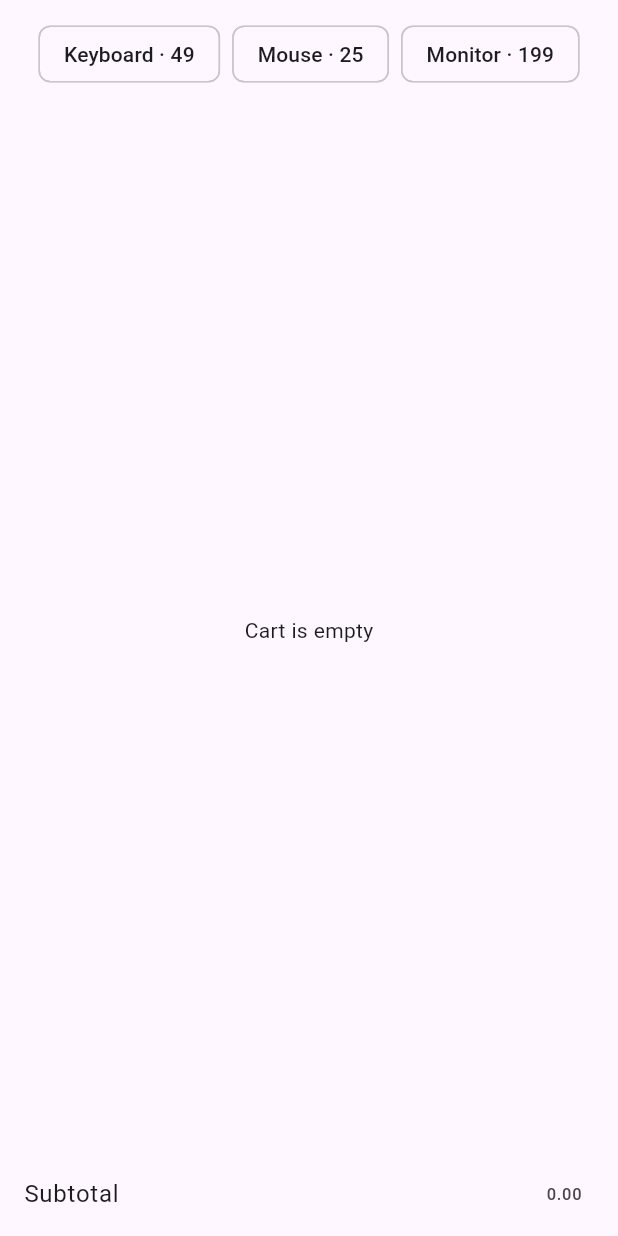
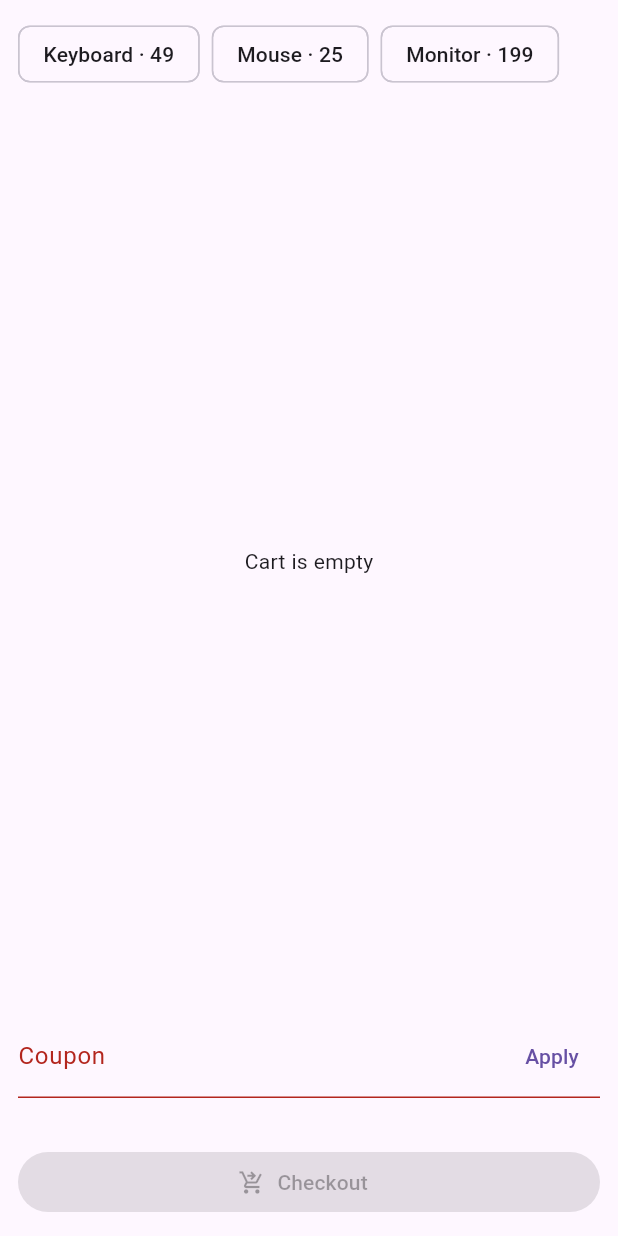
Before and after one commit to mardonbekhazratov/mobile_programming_newuu, a Flutter app: the CartBody widget shown alone on an empty page, opened directly with empty values, on a phone screen of 412 x 824 dp. Run offline on Flutter 3.47's test engine with Material 3 defaults, Android fonts, the phone set to English and light mode, and no system bars; our stand-ins replace flutter_riverpod, go_router.

Commit message:
lab9: part 2 setState cart
Co-Authored-By: Claude Opus 5.5 <noreply@anthropic.com>

```diff
--- a/lab9/cart_four_ways/lib/widgets/cart_body.dart
+++ b/lab9/cart_four_ways/lib/widgets/cart_body.dart
@@ -2,13 +2,28 @@ import 'package:flutter/material.dart';
 import '../models/cart.dart';
 
 class CartBody extends StatelessWidget {
-  const CartBody({super.key, required this.lines, required this.onAdd, required this.onRemove});
+  const CartBody({
+    super.key,
+    required this.lines,
+    required this.onAdd,
+    required this.onQtyChanged,
+    required this.couponError,
+    required this.onApplyCoupon,
+    required this.summary,
+    required this.submitting,
+    required this.onCheckout,
+  });
   final List<CartLine> lines;
   final void Function(Product) onAdd;
-  final void Function(String productId) onRemove;
+  final void Function(String productId, int delta) onQtyChanged;
+  final String? couponError;
+  final void Function(String code) onApplyCoupon;
+  final Widget summary;
+  final bool submitting;
+  final VoidCallback onCheckout;
 
   @override
-  Widget build(BuildContext context) => Column(children: [
+  Widget build(BuildContext context) => Column(crossAxisAlignment: CrossAxisAlignment.stretch, children: [
         Padding(
           padding: const EdgeInsets.all(12),
           child: Wrap(spacing: 8, children: [
@@ -25,13 +40,99 @@ class CartBody extends StatelessWidget {
                       key: ValueKey(l.product.id),
                       title: Text(l.product.name),
                       subtitle: Text('× ${l.qty}'),
-                      trailing: IconButton(
-                        icon: const Icon(Icons.delete_outline),
-                        onPressed: () => onRemove(l.product.id),
-                      ),
+                      trailing: Row(mainAxisSize: MainAxisSize.min, children: [
+                        IconButton(icon: const Icon(Icons.remove), onPressed: () => onQtyChanged(l.product.id, -1)),
+                        IconButton(icon: const Icon(Icons.add), onPressed: () => onQtyChanged(l.product.id, 1)),
+                      ]),
                     ),
                 ]),
         ),
-        ListTile(title: const Text('Subtotal'), trailing: Text(lines.subtotal.toStringAsFixed(2))),
+        CouponField(error: couponError, onApply: onApplyCoupon),
+        summary,
+        Padding(
+          padding: const EdgeInsets.all(12),
+          child: FilledButton.icon(
+            onPressed: lines.isEmpty ? null : onCheckout,
+            icon: submitting
+                ? SizedBox.square(
+                    dimension: 16,
+                    child: CircularProgressIndicator(strokeWidth: 2, color: Theme.of(context).colorScheme.onPrimary),
+                  )
+                : const Icon(Icons.shopping_cart_checkout),
+            label: const Text('Checkout'),
+          ),
+        ),
       ]);
 }
+
+class CouponField extends StatefulWidget {
+  const CouponField({super.key, required this.error, required this.onApply});
+  final String? error;
+  final void Function(String code) onApply;
+
+  @override
+  State<CouponField> createState() => _CouponFieldState();
+}
+
+class _CouponFieldState extends State<CouponField> {
+  final _controller = TextEditingController();
+
+  @override
+  void dispose() {
+    _controller.dispose();
+    super.dispose();
+  }
+
+  @override
+  Widget build(BuildContext context) => Padding(
+        padding: const EdgeInsets.symmetric(horizontal: 12),
+        child: TextField(
+          controller: _controller,
+          decoration: InputDecoration(
+            labelText: 'Coupon',
+            errorText: widget.error,
+            suffixIcon: TextButton(onPressed: () => widget.onApply(_controller.text), child: const Text('Apply')),
+          ),
+        ),
+      );
+}
+
+class SummaryCard extends StatelessWidget {
+  const SummaryCard(this.summary, {super.key});
+  final CartSummary summary;
+
+  @override
+  Widget build(BuildContext context) {
+    debugPrint('SummaryCard build: total ${summary.total.toStringAsFixed(2)}');
+    Widget row(String label, String value) =>
+        Row(mainAxisAlignment: MainAxisAlignment.spaceBetween, children: [Text(label), Text(value)]);
+    return Card(
+      margin: const EdgeInsets.fromLTRB(12, 12, 12, 0),
+      child: Padding(
+        padding: const EdgeInsets.all(12),
+        child: Column(children: [
+          row('Items', '${summary.items}'),
+          row('Subtotal', summary.subtotal.toStringAsFixed(2)),
+          row('Discount', summary.discount.toStringAsFixed(2)),
+          row('Total', summary.total.toStringAsFixed(2)),
+        ]),
+      ),
+    );
+  }
+}
+
+/// Shows the SnackBar (success) or MaterialBanner (failure) for a checkout result.
+void showCheckoutFeedback(BuildContext context, CartState s) {
+  final messenger = ScaffoldMessenger.of(context)..hideCurrentMaterialBanner();
+  switch (s.status) {
+    case CheckoutStatus.success:
+      messenger.showSnackBar(SnackBar(content: Text('Order ${s.orderId} placed')));
+    case CheckoutStatus.failure:
+      messenger.showMaterialBanner(MaterialBanner(
+        content: Text('Checkout failed: ${s.checkoutError}'),
+        actions: [TextButton(onPressed: messenger.hideCurrentMaterialBanner, child: const Text('Dismiss'))],
+      ));
+    case CheckoutStatus.idle || CheckoutStatus.submitting:
+      break;
+  }
+}
```
Also changed, not shown: lab9/cart_four_ways/lib/models/cart.dart (+66 -0 lines), lab9/cart_four_ways/lib/setstate/cart_page_setstate.dart (+54 -2 lines), 2 other files.
